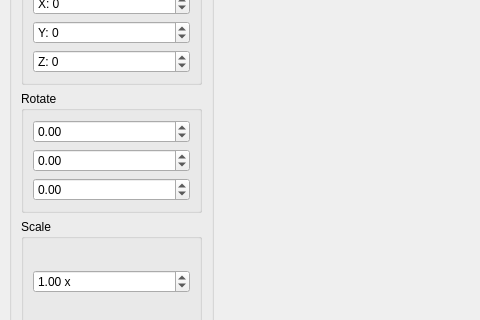
Before: the Qt Designer form src/main/views/mainform.ui in quieneemi/3DViewer, drawn with Qt 5; both pictures show x 0 to 480 and y 94 to 414 of the 1180 by 854 pixel window.
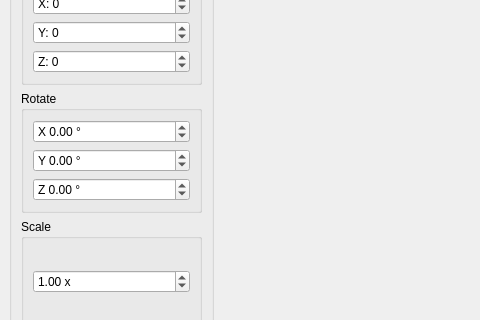
After: the same form once the commit is applied. Custom widgets are drawn as their Qt base class.

Diff of the .ui file:
```diff
--- a/src/main/views/mainform.ui
+++ b/src/main/views/mainform.ui
@@ -84,7 +84,13 @@
            </property>
            <layout class="QVBoxLayout" name="verticalLayout_2">
             <item>
-             <widget class="QDoubleSpinBox" name="rotateByXDoubleSpinBox">
+             <widget class="QDoubleSpinBox" name="rotateByXSpinBox">
+              <property name="prefix">
+               <string>X </string>
+              </property>
+              <property name="suffix">
+               <string> °</string>
+              </property>
               <property name="minimum">
                <double>-180.000000000000000</double>
               </property>
@@ -94,7 +100,13 @@
              </widget>
             </item>
             <item>
-             <widget class="QDoubleSpinBox" name="rotateByYDoubleSpinBox">
+             <widget class="QDoubleSpinBox" name="rotateByYSpinBox">
+              <property name="prefix">
+               <string>Y </string>
+              </property>
+              <property name="suffix">
+               <string> °</string>
+              </property>
               <property name="minimum">
                <double>-180.000000000000000</double>
               </property>
@@ -104,7 +116,13 @@
              </widget>
             </item>
             <item>
-             <widget class="QDoubleSpinBox" name="rotateByZDoubleSpinBox">
+             <widget class="QDoubleSpinBox" name="rotateByZSpinBox">
+              <property name="prefix">
+               <string>Z </string>
+              </property>
+              <property name="suffix">
+               <string> °</string>
+              </property>
               <property name="minimum">
                <double>-180.000000000000000</double>
               </property>
```
Left out of the diff: 359 changed lines with no effect on the pictures.
